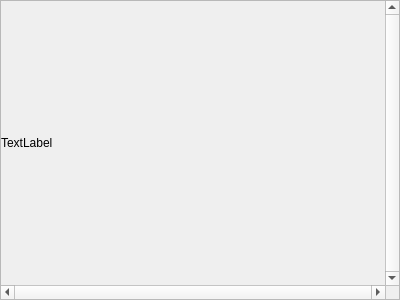
Above: dialog.ui from tujiaw/ScaleImage before the change. Below: the same form after it.
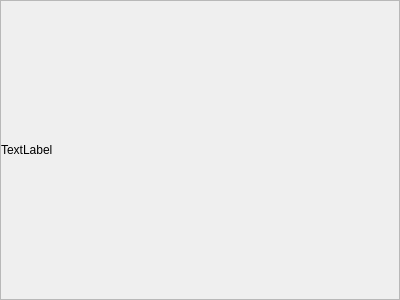
That is the form after the change.

The edit to the form file:
```diff
--- a/dialog.ui
+++ b/dialog.ui
@@ -32,10 +32,10 @@
    <item row="0" column="0">
     <widget class="QScrollArea" name="scrollArea">
      <property name="verticalScrollBarPolicy">
-      <enum>Qt::ScrollBarAlwaysOn</enum>
+      <enum>Qt::ScrollBarAlwaysOff</enum>
      </property>
      <property name="horizontalScrollBarPolicy">
-      <enum>Qt::ScrollBarAlwaysOn</enum>
+      <enum>Qt::ScrollBarAlwaysOff</enum>
      </property>
      <property name="widgetResizable">
       <bool>true</bool>
@@ -45,8 +45,8 @@
        <rect>
         <x>0</x>
         <y>0</y>
-        <width>381</width>
-        <height>281</height>
+        <width>398</width>
+        <height>298</height>
        </rect>
       </property>
       <layout class="QGridLayout" name="gridLayout">
```
